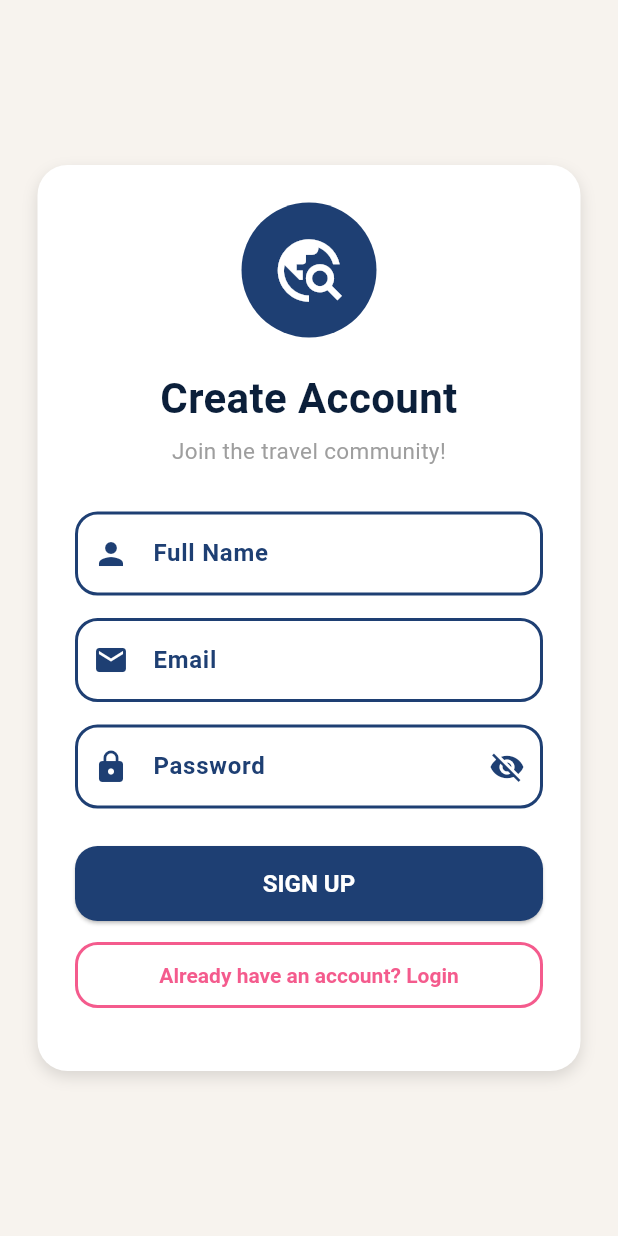
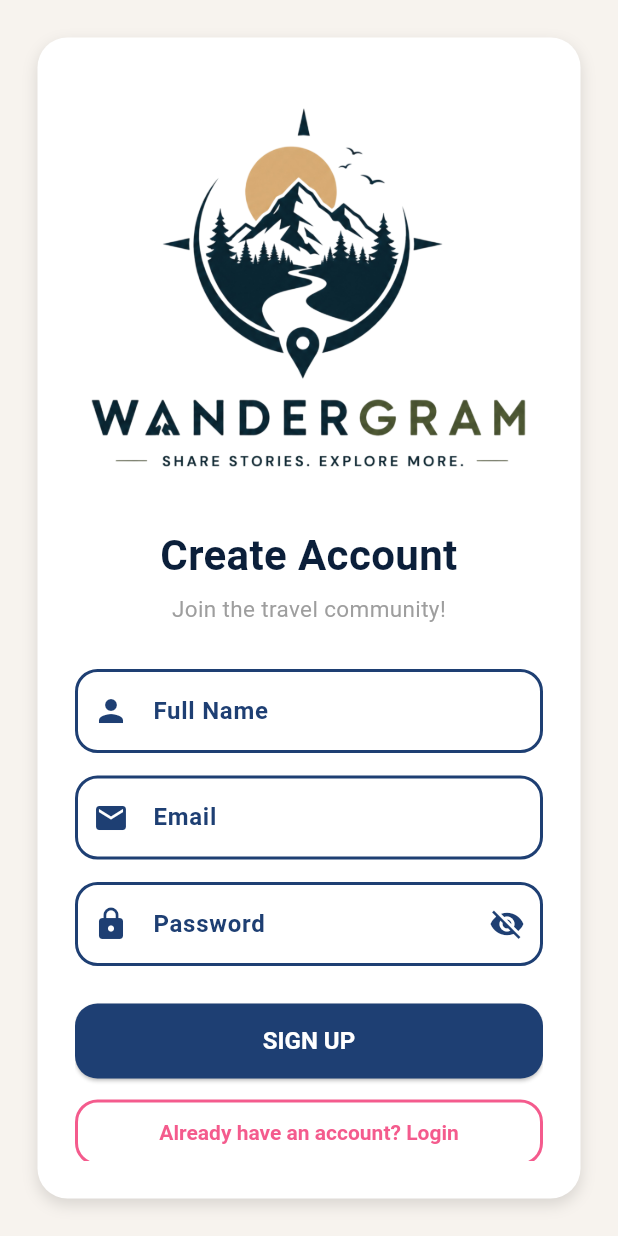
Before and after one commit to npsangco/wandergram, a Flutter app: the screen it shows after launch, after a tap on "Create Account", on a phone screen of 412 x 824 dp. Run offline on Flutter 3.47's test engine with Material 3 defaults, Android fonts, the phone set to English and light mode, and no system bars; our stand-ins replace cloud_firestore, firebase_auth, firebase_core, firebase_storage, image_picker; accounts and stored records are empty.

Commit message:
login and registration logo

```diff
--- a/lib/login.dart
+++ b/lib/login.dart
@@ -43,20 +43,9 @@ class _LoginPageState extends State<LoginPage> {
             child: ListView(
               shrinkWrap: true,
               children: [
-                CircleAvatar(
-                  radius: 45,
-                  backgroundColor: kMountainBlue,
-                  child: Icon(Icons.travel_explore, size: 50, color: Colors.white),
-                ),
-                SizedBox(height: 20),
-                Text(
-                  "Wandergram",
-                  textAlign: TextAlign.center,
-                  style: TextStyle(
-                    fontSize: 28,
-                    fontWeight: FontWeight.bold,
-                    color: kDeepNavy,
-                  ),
+                Image.asset(
+                  'assets/wandergram_logo.png',
+                  height: 300,
                 ),
                 SizedBox(height: 5),
                 Text(
--- a/lib/registration.dart
+++ b/lib/registration.dart
@@ -44,12 +44,10 @@ class _RegisterPageState extends State<RegisterPage> {
             child: ListView(
               shrinkWrap: true,
               children: [
-                CircleAvatar(
-                  radius: 45,
-                  backgroundColor: kMountainBlue,
-                  child: Icon(Icons.travel_explore, size: 50, color: Colors.white),
+                Image.asset(
+                  'assets/wandergram_logo.png',
+                  height: 300,
                 ),
-                SizedBox(height: 20),
                 Text(
                   "Create Account",
                   textAlign: TextAlign.center,
@@ -146,16 +144,13 @@ class _RegisterPageState extends State<RegisterPage> {
                     onPressed: () async {
                       if (formKey.currentState!.validate()) {
                         var nsfullname = fullnameController.text;
-                        var nsemail    = emailController.text;
-                        var nspass     = passwordController.text;
-
+                        var nsemail = emailController.text;
+                        var nspass = passwordController.text;
                         try {
                           var usercredential = await FirebaseAuth.instance
                               .createUserWithEmailAndPassword(
                               email: nsemail, password: nspass);
-
                           await usercredential.user!.updateDisplayName(nsfullname);
-
                           await FirebaseFirestore.instance
                               .collection("tbl_users")
                               .doc(usercredential.user!.uid)
--- a/pubspec.yaml
+++ b/pubspec.yaml
@@ -62,6 +62,8 @@ flutter:
   # included with your application, so that you can use the icons in
   # the material Icons class.
   uses-material-design: true
+  assets:
+    - assets/wandergram_logo.png
 
   # To add assets to your application, add an assets section, like this:
   # assets:
```
Also changed, not shown: assets/wandergram_logo.png (added).
